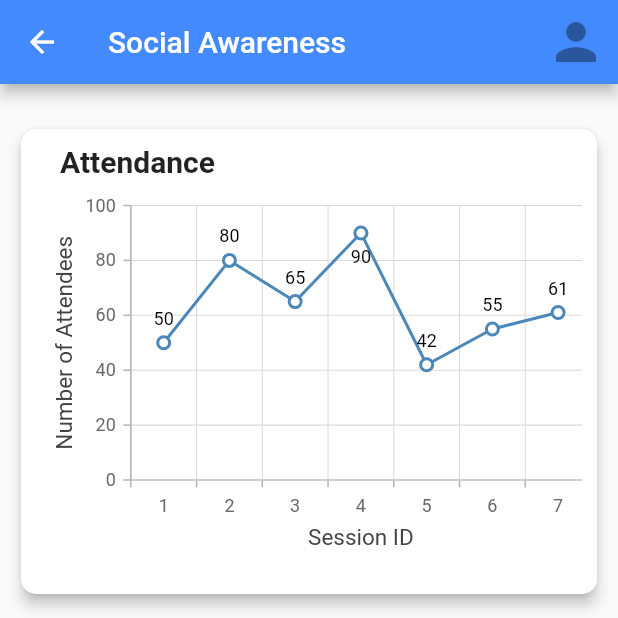
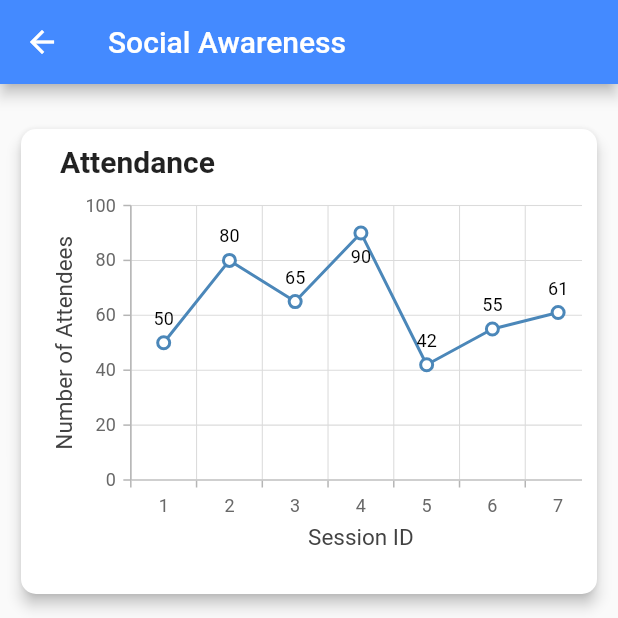
Before and after one commit to gunjanverma0405/RiseUp-Tracker, a Flutter app: the SocialAwarenessDashboard screen opened directly, on a phone screen of 412 x 824 dp, the top half of it. Run offline on Flutter 3.47's test engine with Material 2 defaults, Android fonts, the phone set to English and light mode, and no system bars; our stand-ins replace firebase_auth, firebase_core, google_sign_in, image_gallery_saver, intl_phone_number_input, qr_flutter and 2 more; missing offline and left inert: mongo_dart, qr_code_scanner; accounts and stored records are empty.

Commit message:
updating ui

```diff
--- a/lib/screens/socialAwareness/socialAwarenessDashboard.dart
+++ b/lib/screens/socialAwareness/socialAwarenessDashboard.dart
@@ -145,14 +145,6 @@ class _SocialAwarenessDashboardState extends State<SocialAwarenessDashboard> {
       appBar: AppBar(
         backgroundColor: Colors.blueAccent,
         title: Text('Social Awareness'),
-        actions: [
-          IconButton(
-            icon: Icon(Icons.person),
-            color: Colors.white,
-            iconSize: 40,
-            onPressed: null,
-          ),
-        ],
       ),
       body: SingleChildScrollView(
         child: Padding(
```
Also changed, not shown: lib/screens/MainDashboard.dart (+13 -4 lines), lib/screens/attendeeDashboard.dart (+9 -0 lines).
